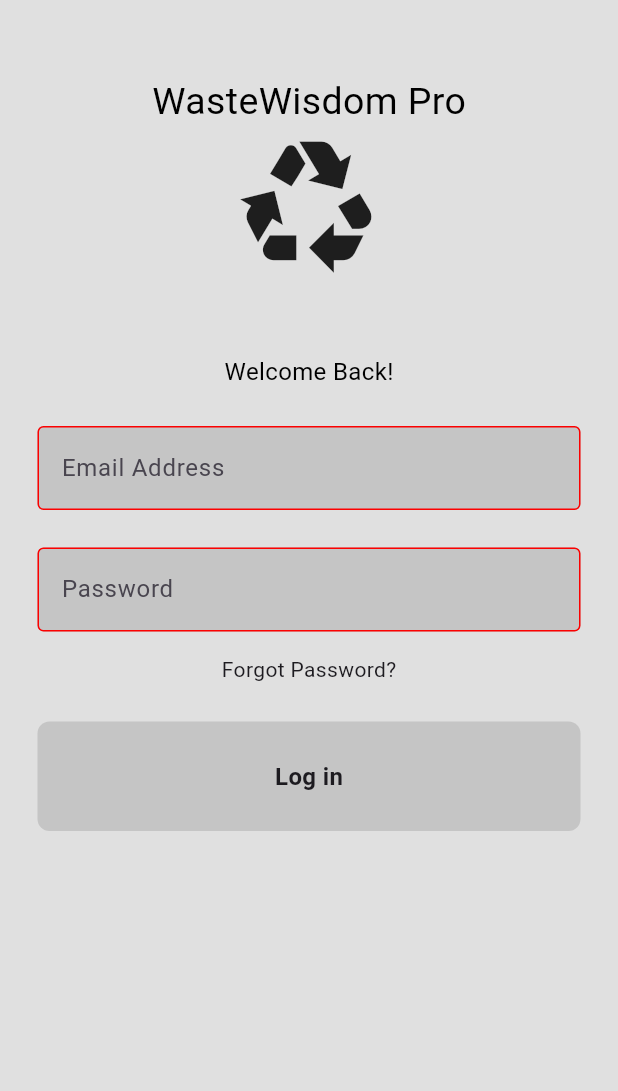
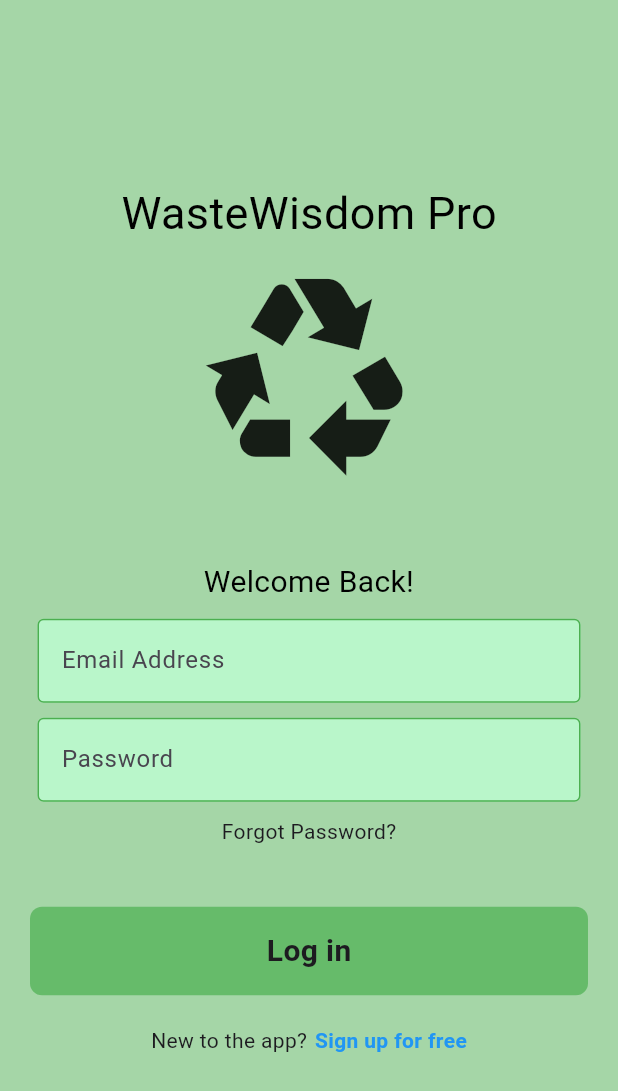
Before and after one commit to avanthaf/sdgp_login, a Flutter app: the screen it shows after launch, on a phone screen of 412 x 824 dp. Shown: the top 1091 px of the screen. Run offline on Flutter 3.47's test engine with Material 3 defaults, Android fonts, the phone set to English and light mode, and no system bars.

Commit message:
home page completed. Starting the sign up page

```diff
--- a/lib/components/my_button.dart
+++ b/lib/components/my_button.dart
@@ -1,19 +1,24 @@
 import 'package:flutter/material.dart';
 
 class MyButton extends StatelessWidget {
-  const MyButton({super.key});
+  final Function()? onTap;
+
+  const MyButton({super.key, required this.onTap});
 
   @override
   Widget build(BuildContext context) {
-    return Container(
-      padding: const EdgeInsets.all(25),
-      margin: const EdgeInsets.symmetric(horizontal: 25),
-      decoration: BoxDecoration(
-          color: Colors.black12, borderRadius: BorderRadius.circular(8)),
-      child: const Center(
-        child: Text(
-          "Log in",
-          style: TextStyle(fontWeight: FontWeight.bold, fontSize: 16),
+    return GestureDetector(
+      onTap: onTap,
+      child: Container(
+        padding: const EdgeInsets.all(15),
+        margin: const EdgeInsets.symmetric(horizontal: 20),
+        decoration: BoxDecoration(
+            color: Colors.green[400], borderRadius: BorderRadius.circular(8)),
+        child: const Center(
+          child: Text(
+            "Log in",
+            style: TextStyle(fontWeight: FontWeight.bold, fontSize: 20),
+          ),
         ),
       ),
     );
--- /dev/null
+++ b/lib/components/my_sizedbox.dart
@@ -0,0 +1,11 @@
+import 'package:flutter/material.dart';
+
+class MySizedBox extends StatelessWidget {
+  final double BoxHeight;
+  const MySizedBox({super.key, required this.BoxHeight});
+
+  @override
+  Widget build(BuildContext context) {
+    return SizedBox(height: 10 * BoxHeight);
+  }
+}
--- a/lib/components/my_textfield.dart
+++ b/lib/components/my_textfield.dart
@@ -20,13 +20,12 @@ class MyTextField extends StatelessWidget {
             obscureText: obscureText,
             decoration: InputDecoration(
               enabledBorder: const OutlineInputBorder(
-                borderSide: BorderSide(color: Color.fromARGB(255, 252, 1, 1)),
+                borderSide: BorderSide(color: Colors.green),
               ),
               focusedBorder: const OutlineInputBorder(
-                borderSide:
-                    BorderSide(color: Color.fromARGB(255, 212, 219, 16)),
+                borderSide: BorderSide(color: Colors.greenAccent),
               ),
-              fillColor: Colors.black12,
+              fillColor: Colors.greenAccent[100],
               filled: true,
               hintText: hintText,
             )));
--- a/lib/login_page.dart
+++ b/lib/login_page.dart
@@ -1,5 +1,6 @@
 import 'package:flutter/material.dart';
 import 'package:sdgp_login/components/my_button.dart';
+import 'package:sdgp_login/components/my_sizedbox.dart';
 import 'package:sdgp_login/components/my_textfield.dart';
 
 class LoginPage extends StatelessWidget {
@@ -8,65 +9,77 @@ class LoginPage extends StatelessWidget {
   final usernameController = TextEditingController();
   final passwordController = TextEditingController();
 
+  void LoginUser() {}
+
   @override
   Widget build(BuildContext context) {
     return Scaffold(
-      backgroundColor: Colors.grey[300],
-      body: SafeArea(
-        child: Center(
+      backgroundColor: Colors.green[200],
+      body: Center(
+        child: SingleChildScrollView(
           child: Column(
+            mainAxisAlignment: MainAxisAlignment.center,
             children: [
-              const SizedBox(height: 50),
-
-              //Name
+              //  Company name, logo and Welcome note
+              const MySizedBox(BoxHeight: 5),
               const Text(
                 "WasteWisdom Pro",
-                style: TextStyle(color: Colors.black, fontSize: 25),
+                style: TextStyle(color: Colors.black, fontSize: 30),
+              ),
+              const MySizedBox(BoxHeight: 1),
+              const Icon(
+                Icons.recycling_outlined,
+                size: 150,
               ),
 
-              //WasteWisdom Pro icon
-              const Icon(
-                Icons.recycling_outlined,
-                size: 100,
+              const MySizedBox(BoxHeight: 5),
+              const Text(
+                "Welcome Back!",
+                textAlign: TextAlign.right,
+                style: TextStyle(color: Colors.black, fontSize: 20),
               ),
 
-              const SizedBox(height: 50),
-
-              //Welcome note
-              const Text(
-                "Welcome Back!",
-                style: TextStyle(color: Colors.black, fontSize: 16),
-              ),
-
-              SizedBox(height: 25),
-
-              //Username
+              // Username text field
+              const MySizedBox(BoxHeight: 1),
               MyTextField(
                 controller: usernameController,
                 hintText: "Email Address",
                 obscureText: false,
               ),
 
-              const SizedBox(height: 25),
-
-              // password
+              // Password Text field
+              const MySizedBox(BoxHeight: 1),
               MyTextField(
                 controller: passwordController,
                 obscureText: true,
                 hintText: "Password",
               ),
 
-              const SizedBox(height: 15),
-
-              //Forgot password
+              // Forgot Password Text
+              const MySizedBox(BoxHeight: 1),
               const Text("Forgot Password?"),
 
-              const SizedBox(height: 25),
+              // Login Button
+              const MySizedBox(BoxHeight: 4),
+              MyButton(
+                onTap: LoginUser,
+              ),
 
-              //login button
-              MyButton(),
-
-              //sign up button
+              // Sign up Text field
+              const MySizedBox(BoxHeight: 2),
+              const Row(
+                mainAxisAlignment: MainAxisAlignment.center,
+                children: [
+                  Text("New to the app?"),
+                  SizedBox(width: 5),
+                  Text(
+                    "Sign up for free",
+                    style: TextStyle(
+                        color: Colors.blue, fontWeight: FontWeight.bold),
+                  ),
+                ],
+              ),
+              const MySizedBox(BoxHeight: 5),
             ],
           ),
         ),
--- /dev/null
+++ b/lib/signup_page.dart
@@ -0,0 +1,10 @@
+import 'package:flutter/material.dart';
+
+class SignupPage extends StatelessWidget {
+  const SignupPage({super.key});
+
+  @override
+  Widget build(BuildContext context) {
+    return const Placeholder();
+  }
+}
```
